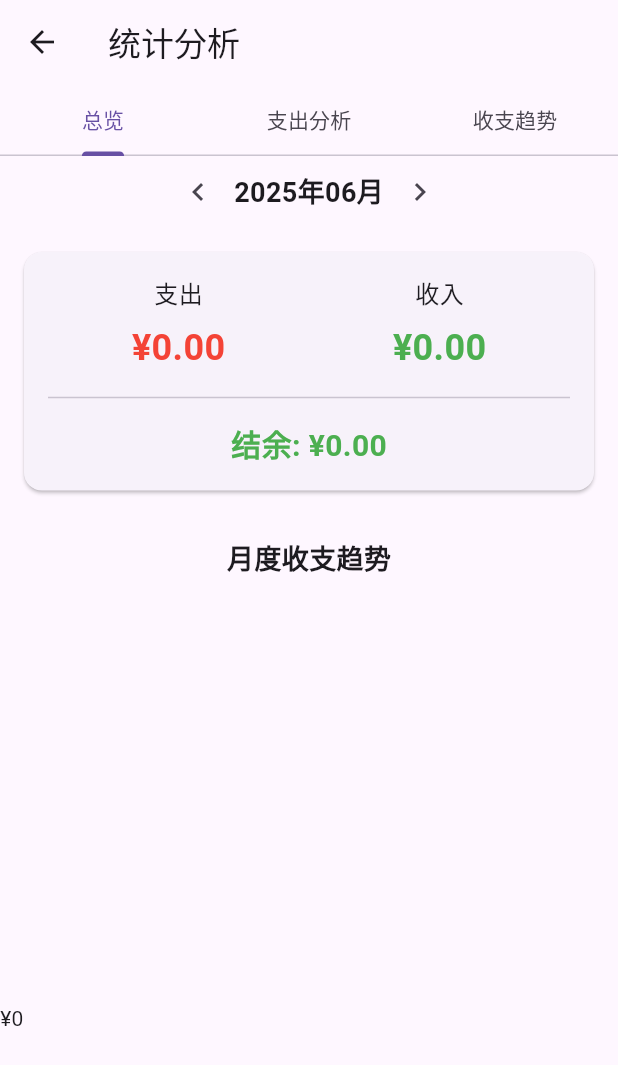
After one commit to CH-66/bill_app, a Flutter app: the StatisticsScreen screen opened directly, on a phone screen of 412 x 824 dp. The commit adds this screen. Shown: the top 1065 px of the screen. Run offline on Flutter 3.47's test engine with Material 3 defaults, Android fonts, the phone set to English and light mode, and no system bars; drawn by our look-alikes of fl_chart; our stand-ins replace flutter_local_notifications, permission_handler, sqflite; accounts and stored records are empty.

Commit message:
添加统计分析屏幕及相关功能

```diff
--- a/lib/main.dart
+++ b/lib/main.dart
@@ -5,6 +5,7 @@ import 'services/notification_service.dart';
 import 'services/payment_notification_service.dart';
 import 'screens/add_bill_screen.dart';
 import 'screens/bill_list_screen.dart';
+import 'screens/statistics_screen.dart';
 
 void main() async {
   WidgetsFlutterBinding.ensureInitialized();
@@ -44,6 +45,7 @@ class _HomePageState extends State<HomePage> {
   final List<Widget> _pages = [
     const HomeContent(),
     const BillListScreen(),
+    const StatisticsScreen(),
   ];
 
   @override
@@ -121,6 +123,10 @@ class _HomePageState extends State<HomePage> {
           BottomNavigationBarItem(
             icon: Icon(Icons.list),
             label: '账单',
+          ),
+          BottomNavigationBarItem(
+            icon: Icon(Icons.pie_chart),
+            label: '统计',
           ),
         ],
       ),
--- /dev/null
+++ b/lib/screens/statistics_screen.dart
@@ -0,0 +1,359 @@
+import 'package:flutter/material.dart';
+import 'package:provider/provider.dart';
+import 'package:fl_chart/fl_chart.dart';
+import 'package:intl/intl.dart';
+import '../providers/bill_provider.dart';
+import '../models/bill.dart';
+
+class StatisticsScreen extends StatefulWidget {
+  const StatisticsScreen({super.key});
+
+  @override
+  State<StatisticsScreen> createState() => _StatisticsScreenState();
+}
+
+class _StatisticsScreenState extends State<StatisticsScreen> with SingleTickerProviderStateMixin {
+  late TabController _tabController;
+  DateTime _selectedMonth = DateTime.now();
+
+  @override
+  void initState() {
+    super.initState();
+    _tabController = TabController(length: 3, vsync: this);
+  }
+
+  @override
+  void dispose() {
+    _tabController.dispose();
+    super.dispose();
+  }
+
+  List<Bill> _getMonthlyBills(List<Bill> bills) {
+    return bills.where((bill) =>
+      bill.date.year == _selectedMonth.year &&
+      bill.date.month == _selectedMonth.month
+    ).toList();
+  }
+
+  Widget _buildMonthSelector() {
+    return Row(
+      mainAxisAlignment: MainAxisAlignment.center,
+      children: [
+        IconButton(
+          icon: const Icon(Icons.chevron_left),
+          onPressed: () {
+            setState(() {
+              _selectedMonth = DateTime(
+                _selectedMonth.year,
+                _selectedMonth.month - 1,
+                1,
+              );
+            });
+          },
+        ),
+        Text(
+          DateFormat('yyyy年MM月').format(_selectedMonth),
+          style: const TextStyle(fontSize: 18, fontWeight: FontWeight.bold),
+        ),
+        IconButton(
+          icon: const Icon(Icons.chevron_right),
+          onPressed: () {
+            setState(() {
+              _selectedMonth = DateTime(
+                _selectedMonth.year,
+                _selectedMonth.month + 1,
+                1,
+              );
+            });
+          },
+        ),
+      ],
+    );
+  }
+
+  Widget _buildSummaryCard(List<Bill> bills) {
+    final monthlyBills = _getMonthlyBills(bills);
+    final totalExpense = monthlyBills
+        .where((bill) => bill.type == 'expense')
+        .fold(0.0, (sum, bill) => sum + bill.amount);
+    final totalIncome = monthlyBills
+        .where((bill) => bill.type == 'income')
+        .fold(0.0, (sum, bill) => sum + bill.amount);
+
+    return Card(
+      margin: const EdgeInsets.all(16),
+      child: Padding(
+        padding: const EdgeInsets.all(16),
+        child: Column(
+          children: [
+            Row(
+              mainAxisAlignment: MainAxisAlignment.spaceAround,
+              children: [
+                Column(
+                  children: [
+                    const Text('支出', style: TextStyle(fontSize: 16)),
+                    const SizedBox(height: 8),
+                    Text(
+                      '¥${totalExpense.toStringAsFixed(2)}',
+                      style: const TextStyle(
+                        fontSize: 24,
+                        fontWeight: FontWeight.bold,
+                        color: Colors.red,
+                      ),
+                    ),
+                  ],
+                ),
+                Column(
+                  children: [
+                    const Text('收入', style: TextStyle(fontSize: 16)),
+                    const SizedBox(height: 8),
+                    Text(
+                      '¥${totalIncome.toStringAsFixed(2)}',
+                      style: const TextStyle(
+                        fontSize: 24,
+                        fontWeight: FontWeight.bold,
+                        color: Colors.green,
+                      ),
+                    ),
+                  ],
+                ),
+              ],
+            ),
+            const Divider(height: 32),
+            Text(
+              '结余: ¥${(totalIncome - totalExpense).toStringAsFixed(2)}',
+              style: TextStyle(
+                fontSize: 20,
+                fontWeight: FontWeight.bold,
+                color: totalIncome >= totalExpense ? Colors.green : Colors.red,
+              ),
+            ),
+          ],
+        ),
+      ),
+    );
+  }
+
+  Widget _buildPieChart(List<Bill> bills) {
+    final monthlyBills = _getMonthlyBills(bills);
+    final Map<String, double> categoryExpenses = {};
+
+    for (var bill in monthlyBills.where((b) => b.type == 'expense')) {
+      categoryExpenses[bill.category] =
+          (categoryExpenses[bill.category] ?? 0) + bill.amount;
+    }
+
+    final List<PieChartSectionData> sections = [];
+    final List<Color> colors = [
+      Colors.red,
+      Colors.blue,
+      Colors.green,
+      Colors.yellow,
+      Colors.purple,
+      Colors.orange,
+      Colors.teal,
+      Colors.pink,
+    ];
+
+    int colorIndex = 0;
+    categoryExpenses.forEach((category, amount) {
+      sections.add(
+        PieChartSectionData(
+          value: amount,
+          title: '$category\n¥${amount.toStringAsFixed(0)}',
+          radius: 100,
+          titleStyle: const TextStyle(
+            fontSize: 12,
+            fontWeight: FontWeight.bold,
+            color: Colors.white,
+          ),
+          color: colors[colorIndex % colors.length],
+        ),
+      );
+      colorIndex++;
+    });
+
+    return SizedBox(
+      height: 300,
+      child: PieChart(
+        PieChartData(
+          sections: sections,
+          centerSpaceRadius: 0,
+          sectionsSpace: 2,
+        ),
+      ),
+    );
+  }
+
+  Widget _buildBarChart(List<Bill> bills) {
+    final monthlyBills = _getMonthlyBills(bills);
+    final Map<int, double> dailyExpenses = {};
+    final Map<int, double> dailyIncomes = {};
+
+    for (var bill in monthlyBills) {
+      final day = bill.date.day;
+      if (bill.type == 'expense') {
+        dailyExpenses[day] = (dailyExpenses[day] ?? 0) + bill.amount;
+      } else {
+        dailyIncomes[day] = (dailyIncomes[day] ?? 0) + bill.amount;
+      }
+    }
+
+    final List<BarChartGroupData> barGroups = [];
+    for (int i = 1; i <= 31; i++) {
+      if (dailyExpenses[i] != null || dailyIncomes[i] != null) {
+        barGroups.add(
+          BarChartGroupData(
+            x: i,
+            barRods: [
+              BarChartRodData(
+                toY: dailyExpenses[i] ?? 0,
+                color: Colors.red,
+                width: 8,
+              ),
+              BarChartRodData(
+                toY: dailyIncomes[i] ?? 0,
+                color: Colors.green,
+                width: 8,
+              ),
+            ],
+          ),
+        );
+      }
+    }
+
+    return SizedBox(
+      height: 300,
+      child: BarChart(
+        BarChartData(
+          alignment: BarChartAlignment.spaceAround,
+          maxY: barGroups.fold(0.0, (max, group) {
+            final groupMax = group.barRods.fold(
+              0.0,
+              (max, rod) => rod.toY > max ? rod.toY : max,
+            );
+            return groupMax > max ? groupMax : max;
+          }) * 1.2,
+          titlesData: FlTitlesData(
+            leftTitles: AxisTitles(
+              sideTitles: SideTitles(
+                showTitles: true,
+                reservedSize: 40,
+                getTitlesWidget: (value, meta) {
+                  return Text('¥${value.toInt()}');
+                },
+              ),
+            ),
+            bottomTitles: AxisTitles(
+              sideTitles: SideTitles(
+                showTitles: true,
+                getTitlesWidget: (value, meta) {
+                  return Text(value.toInt().toString());
+                },
+              ),
+            ),
+            rightTitles: AxisTitles(
+              sideTitles: SideTitles(showTitles: false),
+            ),
+            topTitles: AxisTitles(
+              sideTitles: SideTitles(showTitles: false),
+            ),
+          ),
+          gridData: FlGridData(show: false),
+          borderData: FlBorderData(show: false),
+          barGroups: barGroups,
+        ),
+      ),
+    );
+  }
+
+  @override
+  Widget build(BuildContext context) {
+    return Scaffold(
+      appBar: AppBar(
+        title: const Text('统计分析'),
+        bottom: TabBar(
+          controller: _tabController,
+          tabs: const [
+            Tab(text: '总览'),
+            Tab(text: '支出分析'),
+            Tab(text: '收支趋势'),
+          ],
+        ),
+      ),
+      body: Consumer<BillProvider>(
+        builder: (context, billProvider, child) {
+          final bills = billProvider.bills;
+
+          return Column(
+            children: [
+              _buildMonthSelector(),
+              Expanded(
+                child: TabBarView(
+                  controller: _tabController,
+                  children: [
+                    // 总览页面
+                    SingleChildScrollView(
+                      child: Column(
+                        children: [
+                          _buildSummaryCard(bills),
+                          const Padding(
+                            padding: EdgeInsets.all(16),
+                            child: Text(
+                              '月度收支趋势',
+                              style: TextStyle(
+                                fontSize: 18,
+                                fontWeight: FontWeight.bold,
+                              ),
+                            ),
+                          ),
+                          _buildBarChart(bills),
+                        ],
+                      ),
+                    ),
+                    // 支出分析页面
+                    SingleChildScrollView(
+                      child: Column(
+                        children: [
+                          const Padding(
+                            padding: EdgeInsets.all(16),
+                            child: Text(
+                              '支出分类占比',
+                              style: TextStyle(
+                                fontSize: 18,
+                                fontWeight: FontWeight.bold,
+                              ),
+                            ),
+                          ),
+                          _buildPieChart(bills),
+                        ],
+                      ),
+                    ),
+                    // 收支趋势页面
+                    SingleChildScrollView(
+                      child: Column(
+                        children: [
+                          const Padding(
+                            padding: EdgeInsets.all(16),
+                            child: Text(
+                              '日收支情况',
+                              style: TextStyle(
+                                fontSize: 18,
+                                fontWeight: FontWeight.bold,
+                              ),
+                            ),
+                          ),
+                          _buildBarChart(bills),
+                        ],
+                      ),
+                    ),
+                  ],
+                ),
+              ),
+            ],
+          );
+        },
+      ),
+    );
+  }
+}
```
Also changed, not shown: 1 other file.
